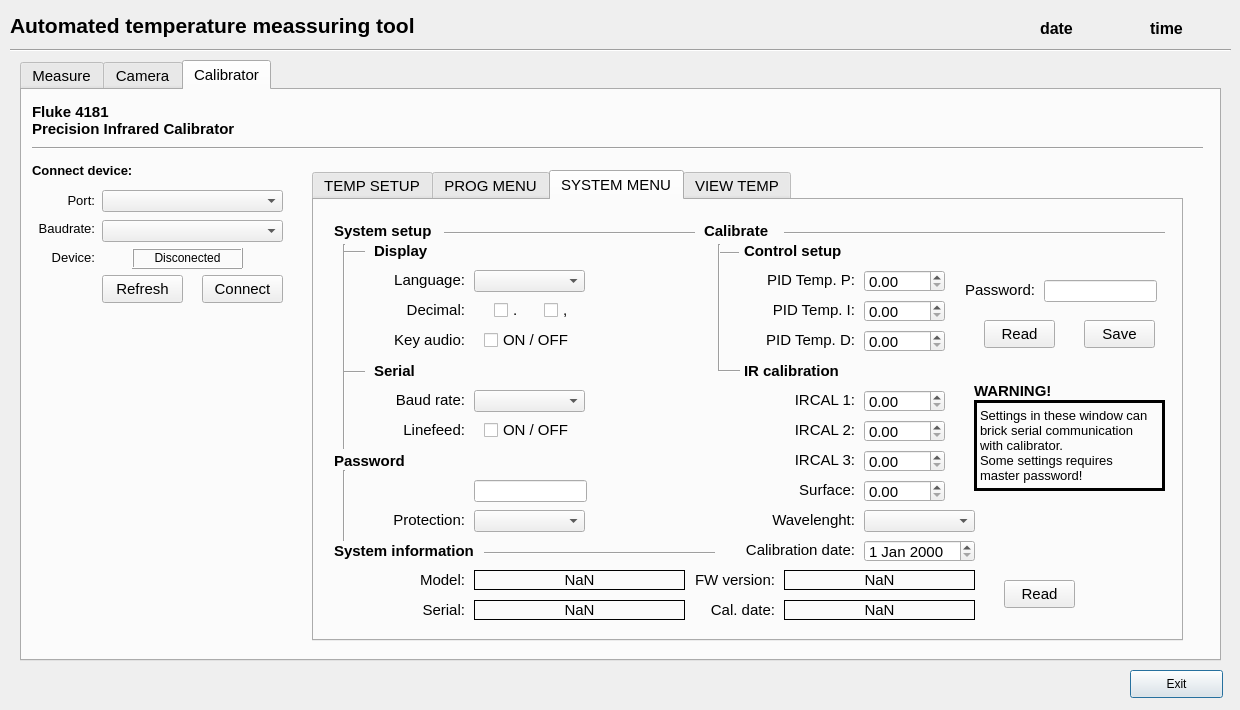
This is mainWindow.ui in LukaMelinc/Minolta-Thermal-Camera as Qt 5 draws it before an edit. The edited form follows.
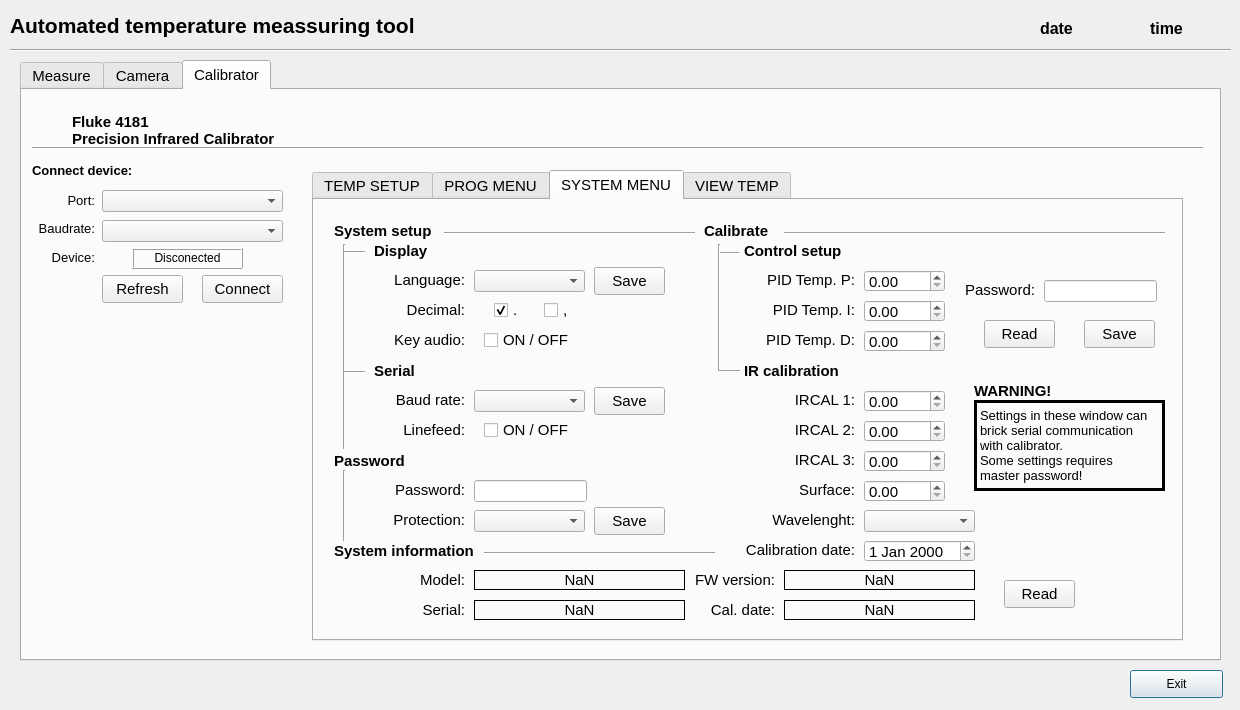
This is the edited form. The open tabs and pages were chosen to show the change. Custom widgets are drawn as their Qt base class.

```diff
--- a/mainWindow.ui
+++ b/mainWindow.ui
@@ -1748,8 +1748,8 @@
     <widget class="QLabel" name="label_3">
      <property name="geometry">
       <rect>
-       <x>10</x>
-       <y>10</y>
+       <x>50</x>
+       <y>20</y>
        <width>341</width>
        <height>41</height>
       </rect>
@@ -3450,6 +3450,9 @@
        <property name="text">
         <string>.</string>
        </property>
+       <property name="checked">
+        <bool>true</bool>
+       </property>
       </widget>
       <widget class="QCheckBox" name="cbComa">
        <property name="geometry">
@@ -4114,6 +4117,61 @@
         <enum>Qt::Horizontal</enum>
        </property>
       </widget>
+      <widget class="QPushButton" name="btnSaveSerial">
+       <property name="geometry">
+        <rect>
+         <x>280</x>
+         <y>187</y>
+         <width>71</width>
+         <height>28</height>
+        </rect>
+       </property>
+       <property name="text">
+        <string>Save</string>
+       </property>
+      </widget>
+      <widget class="QPushButton" name="btnSaveDisplay">
+       <property name="geometry">
+        <rect>
+         <x>280</x>
+         <y>67</y>
+         <width>71</width>
+         <height>28</height>
+        </rect>
+       </property>
+       <property name="text">
+        <string>Save</string>
+       </property>
+      </widget>
+      <widget class="QLabel" name="label_138">
+       <property name="geometry">
+        <rect>
+         <x>60</x>
+         <y>280</y>
+         <width>91</width>
+         <height>20</height>
+        </rect>
+       </property>
+       <property name="text">
+        <string>Password:</string>
+       </property>
+       <property name="alignment">
+        <set>Qt::AlignRight|Qt::AlignTrailing|Qt::AlignVCenter</set>
+       </property>
+      </widget>
+      <widget class="QPushButton" name="btnSavePassword">
+       <property name="geometry">
+        <rect>
+         <x>280</x>
+         <y>307</y>
+         <width>71</width>
+         <height>28</height>
+        </rect>
+       </property>
+       <property name="text">
+        <string>Save</string>
+       </property>
+      </widget>
       <zorder>line_21</zorder>
       <zorder>label_103</zorder>
       <zorder>label_104</zorder>
```
Left out of the diff: 170 changed lines with no effect on the pictures.
